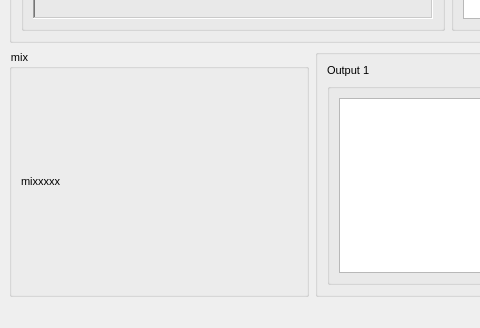
This is task4.ui in malaknasser812/Image-Mixer as Qt 5 draws it before an edit; both pictures show x 0 to 480 and y 566 to 894 of the 1234 by 894 pixel window. The edited form follows.
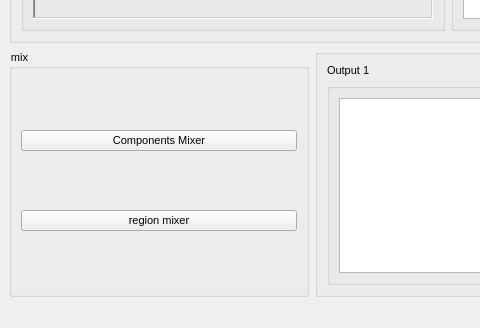
This is the edited form.

Commit message: adding dialog to mainwidow

Diff of the .ui file:
```diff
--- a/task4.ui
+++ b/task4.ui
@@ -653,9 +653,16 @@
           </property>
           <layout class="QGridLayout" name="gridLayout_4">
            <item row="0" column="0">
-            <widget class="QLabel" name="label_6">
+            <widget class="QPushButton" name="component_btn">
              <property name="text">
-              <string>mixxxxx</string>
+              <string>Components Mixer</string>
+             </property>
+            </widget>
+           </item>
+           <item row="1" column="0">
+            <widget class="QPushButton" name="region_btn">
+             <property name="text">
+              <string>region mixer</string>
              </property>
             </widget>
            </item>
```
Left out of the diff: 82 changed lines with no effect on the pictures. The commit also changes 2 other files.
